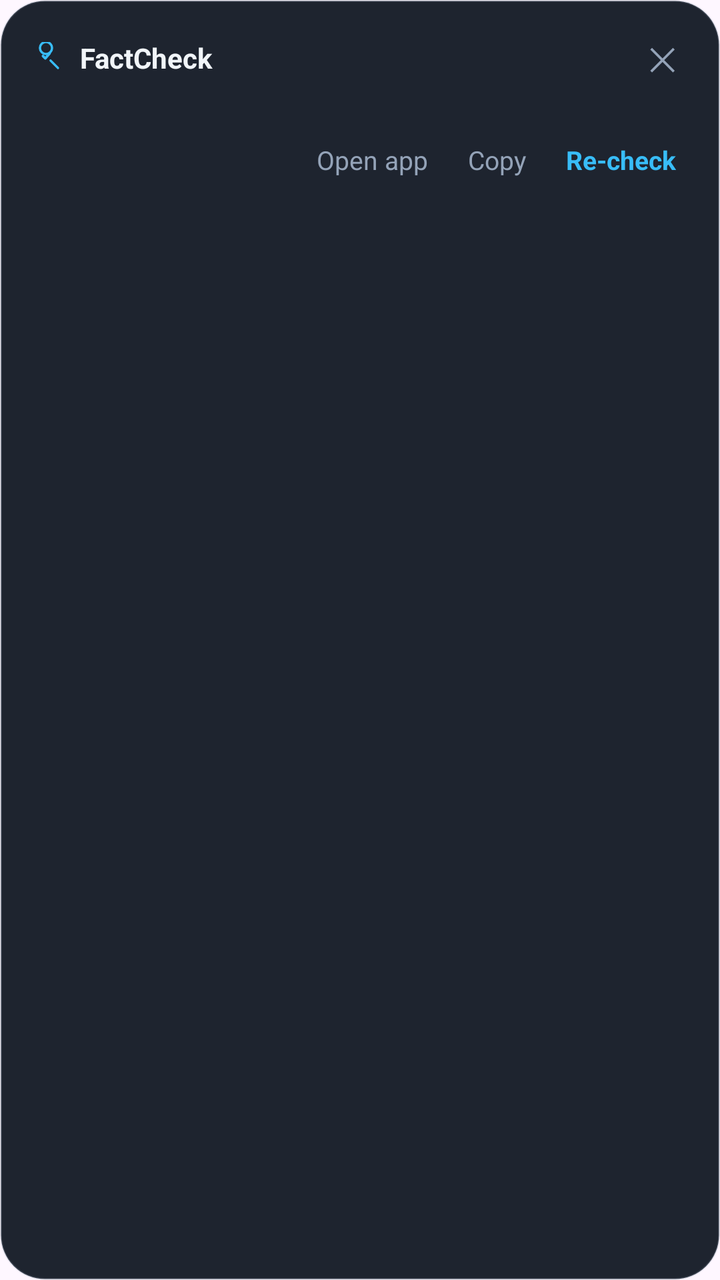
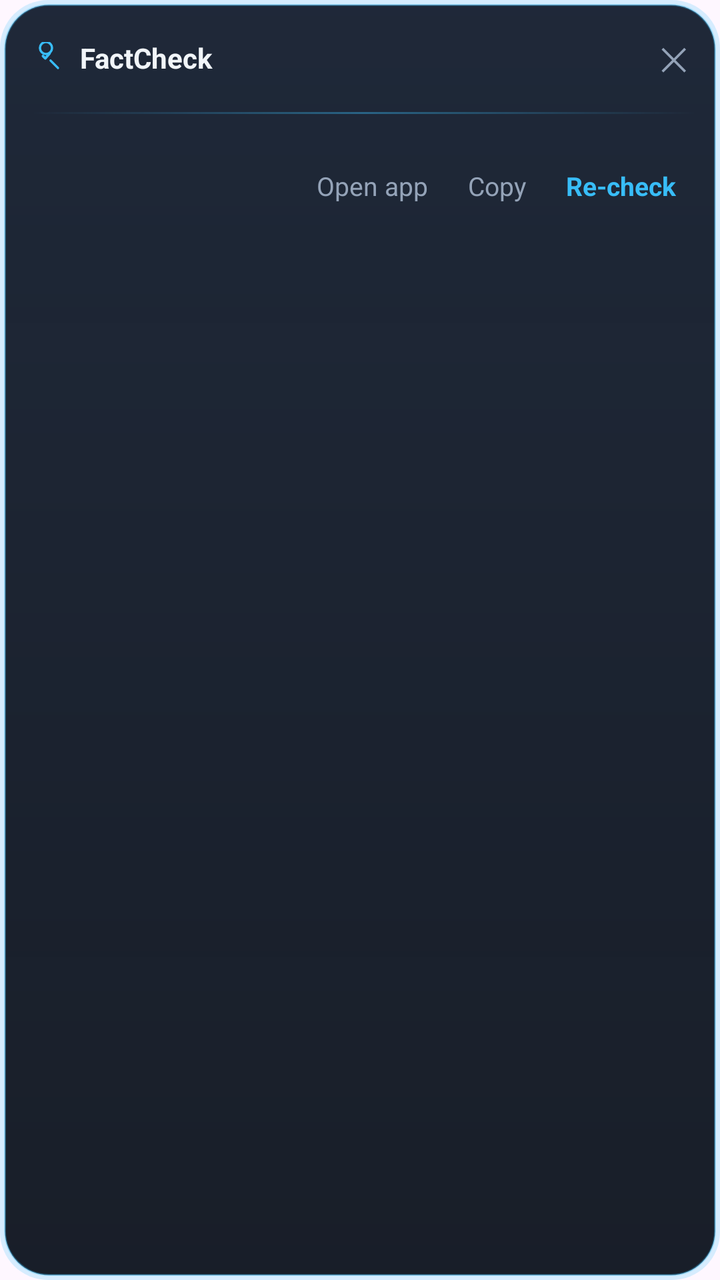

The first picture is an Android layout as it rendered before a commit; the second is the same layout after the commit. The layout source and the unified diff follow.
<!-- AndroidManifest.xml: application theme Theme.FactCheck -->
<!-- res/layout/overlay_panel.xml -->
<?xml version="1.0" encoding="utf-8"?>
<LinearLayout xmlns:android="http://schemas.android.com/apk/res/android"
    android:id="@+id/panel_root"
    android:layout_width="match_parent"
    android:layout_height="wrap_content"
    android:orientation="vertical"
    android:background="@drawable/panel_bg"
    android:paddingStart="16dp"
    android:paddingEnd="12dp"
    android:paddingTop="12dp"
    android:paddingBottom="10dp">

    <LinearLayout
        android:id="@+id/panel_title"
        android:layout_width="match_parent"
        android:layout_height="wrap_content"
        android:orientation="horizontal"
        android:gravity="center_vertical">

        <ImageView
            android:layout_width="16dp"
            android:layout_height="16dp"
            android:contentDescription="@string/app_name"
            android:src="@drawable/ic_factcheck_mark"
            app:tint="@color/panel_accent"
            xmlns:app="http://schemas.android.com/apk/res-auto" />

        <TextView
            android:id="@+id/panel_title_text"
            android:layout_width="0dp"
            android:layout_height="wrap_content"
            android:layout_weight="1"
            android:layout_marginStart="8dp"
            android:maxLines="1"
            android:ellipsize="end"
            android:textStyle="bold"
            android:textColor="@color/panel_text"
            android:textSize="14sp"
            android:text="@string/app_name" />

        <TextView
            android:id="@+id/panel_close"
            android:layout_width="34dp"
            android:layout_height="34dp"
            android:gravity="center"
            android:contentDescription="@string/app_name"
            android:text="✕"
            android:textColor="@color/panel_text_mute"
            android:textSize="16sp" />
    </LinearLayout>

    <ScrollView
        android:id="@+id/panel_scroll"
        android:layout_width="match_parent"
        android:layout_height="wrap_content"
        android:layout_marginTop="8dp">

        <LinearLayout
            android:id="@+id/panel_body"
            android:layout_width="match_parent"
            android:layout_height="wrap_content"
            android:orientation="vertical" />
    </ScrollView>

    <LinearLayout
        android:id="@+id/panel_footer"
        android:layout_width="match_parent"
        android:layout_height="wrap_content"
        android:orientation="horizontal"
        android:gravity="end"
        android:layout_marginTop="8dp">

        <TextView
            android:id="@+id/panel_open"
            android:layout_width="wrap_content"
            android:layout_height="36dp"
            android:gravity="center_vertical"
            android:paddingStart="10dp"
            android:paddingEnd="10dp"
            android:background="?android:attr/selectableItemBackground"
            android:textColor="@color/panel_text_mute"
            android:textSize="13sp"
            android:text="@string/panel_open" />

        <TextView
            android:id="@+id/panel_copy"
            android:layout_width="wrap_content"
            android:layout_height="36dp"
            android:gravity="center_vertical"
            android:paddingStart="10dp"
            android:paddingEnd="10dp"
            android:background="?android:attr/selectableItemBackground"
            android:textColor="@color/panel_text_mute"
            android:textSize="13sp"
            android:text="@string/panel_copy" />

        <TextView
            android:id="@+id/panel_recheck"
            android:layout_width="wrap_content"
            android:layout_height="36dp"
            android:gravity="center_vertical"
            android:paddingStart="10dp"
            android:paddingEnd="10dp"
            android:background="?android:attr/selectableItemBackground"
            android:textColor="@color/panel_accent"
            android:textSize="13sp"
            android:textStyle="bold"
            android:text="@string/panel_recheck" />
    </LinearLayout>
</LinearLayout>
<!-- resources referenced by this layout -->
<resources>
  <color name="panel_accent">#38BDF8</color>
  <color name="panel_text">#F1F5F9</color>
  <color name="panel_text_mute">#94A3B8</color>
  <!-- drawable ic_factcheck_mark (drawable) -->
  <?xml version="1.0" encoding="utf-8"?>
  <vector xmlns:android="http://schemas.android.com/apk/res/android"
      android:width="24dp"
      android:height="24dp"
      android:viewportWidth="24"
      android:viewportHeight="24">
      <path
          android:fillColor="#00000000"
          android:strokeColor="#F8FAFC"
          android:strokeWidth="1.7"
          android:pathData="M10.5,4.5 m-4.5,0 a4.5,4.5 0 1,1 9,0 a4.5,4.5 0 1,1 -9,0" />
      <path
          android:fillColor="#00000000"
          android:strokeColor="#F8FAFC"
          android:strokeWidth="1.7"
          android:strokeLineCap="round"
          android:pathData="M13.9,13.9 L19.5,19.5" />
      <path
          android:fillColor="#00000000"
          android:strokeColor="#4ADE80"
          android:strokeWidth="1.9"
          android:strokeLineCap="round"
          android:strokeLineJoin="round"
          android:pathData="M8.2,10.5 L10,12.3 L13.2,8.6" />
  </vector>
  <!-- drawable panel_bg (drawable) -->
  <?xml version="1.0" encoding="utf-8"?>
  <shape xmlns:android="http://schemas.android.com/apk/res/android" android:shape="rectangle">
      <corners android:radius="22dp" />
      <solid android:color="@color/panel_bg" />
      <stroke android:width="1dp" android:color="@color/panel_stroke" />
  </shape>
  <string name="app_name">FactCheck</string>
  <string name="panel_copy">Copy</string>
  <string name="panel_open">Open app</string>
  <string name="panel_recheck">Re-check</string>
  <style name="Theme.FactCheck" parent="Theme.Material3.DayNight.NoActionBar">
          <item name="android:statusBarColor">@android:color/transparent</item>
          <item name="android:navigationBarColor">@android:color/transparent</item>
          <item name="android:windowLightStatusBar" tools:targetApi="m">true</item>
      </style>
  <color name="panel_bg">#F0101822</color>
  <color name="panel_stroke">#3394A3B8</color>
</resources>

<!-- the commit's change to res/layout/overlay_panel.xml (unified diff, before → after) -->
@@ -1,5 +1,6 @@
 <?xml version="1.0" encoding="utf-8"?>
 <LinearLayout xmlns:android="http://schemas.android.com/apk/res/android"
+    xmlns:app="http://schemas.android.com/apk/res-auto"
     android:id="@+id/panel_root"
     android:layout_width="match_parent"
     android:layout_height="wrap_content"
@@ -22,8 +23,7 @@
             android:layout_height="16dp"
             android:contentDescription="@string/app_name"
             android:src="@drawable/ic_factcheck_mark"
-            app:tint="@color/panel_accent"
-            xmlns:app="http://schemas.android.com/apk/res-auto" />
+            app:tint="@color/panel_accent" />
 
         <TextView
             android:id="@+id/panel_title_text"
@@ -42,18 +42,28 @@
             android:id="@+id/panel_close"
             android:layout_width="34dp"
             android:layout_height="34dp"
+            android:layout_marginEnd="-6dp"
             android:gravity="center"
             android:contentDescription="@string/app_name"
             android:text="✕"
             android:textColor="@color/panel_text_mute"
-            android:textSize="16sp" />
+            android:textSize="16sp"
+            android:background="?android:attr/selectableItemBackgroundBorderless" />
     </LinearLayout>
+
+    <View
+        android:id="@+id/panel_divider"
+        android:layout_width="match_parent"
+        android:layout_height="1dp"
+        android:layout_marginTop="10dp"
+        android:background="@drawable/divider_accent" />
 
     <ScrollView
         android:id="@+id/panel_scroll"
         android:layout_width="match_parent"
         android:layout_height="wrap_content"
-        android:layout_marginTop="8dp">
+        android:layout_marginTop="10dp"
+        android:scrollbars="none">
 
         <LinearLayout
             android:id="@+id/panel_body"
<!-- resource entries referenced after the edit -->
@@ -3,6 +3,16 @@
   <color name="panel_accent">#38BDF8</color>
   <color name="panel_text">#F1F5F9</color>
   <color name="panel_text_mute">#94A3B8</color>
+  <!-- drawable divider_accent (drawable) -->
+  <?xml version="1.0" encoding="utf-8"?>
+  <shape xmlns:android="http://schemas.android.com/apk/res/android" android:shape="rectangle">
+      <size android:height="1dp" />
+      <gradient
+          android:angle="0"
+          android:startColor="#0038BDF8"
+          android:centerColor="#6638BDF8"
+          android:endColor="#0038BDF8" />
+  </shape>
   <!-- drawable ic_factcheck_mark (drawable) -->
   <?xml version="1.0" encoding="utf-8"?>
   <vector xmlns:android="http://schemas.android.com/apk/res/android"
@@ -31,11 +41,24 @@
   </vector>
   <!-- drawable panel_bg (drawable) -->
   <?xml version="1.0" encoding="utf-8"?>
-  <shape xmlns:android="http://schemas.android.com/apk/res/android" android:shape="rectangle">
-      <corners android:radius="22dp" />
-      <solid android:color="@color/panel_bg" />
-      <stroke android:width="1dp" android:color="@color/panel_stroke" />
-  </shape>
+  <layer-list xmlns:android="http://schemas.android.com/apk/res/android">
+      <item>
+          <shape android:shape="rectangle">
+              <corners android:radius="24dp" />
+              <solid android:color="@color/panel_glow" />
+          </shape>
+      </item>
+      <item android:left="2dp" android:top="2dp" android:right="2dp" android:bottom="2dp">
+          <shape android:shape="rectangle">
+              <corners android:radius="22dp" />
+              <gradient
+                  android:angle="270"
+                  android:startColor="@color/panel_grad_top"
+                  android:endColor="@color/panel_grad_bottom" />
+              <stroke android:width="1dp" android:color="@color/panel_stroke" />
+          </shape>
+      </item>
+  </layer-list>
   <string name="app_name">FactCheck</string>
   <string name="panel_copy">Copy</string>
   <string name="panel_open">Open app</string>
@@ -45,7 +68,9 @@
           <item name="android:navigationBarColor">@android:color/transparent</item>
           <item name="android:windowLightStatusBar" tools:targetApi="m">true</item>
       </style>
-  <color name="panel_bg">#F0101822</color>
-  <color name="panel_stroke">#3394A3B8</color>
+  <color name="panel_glow">#3338BDF8</color>
+  <color name="panel_grad_top">#F2151E2E</color>
+  <color name="panel_grad_bottom">#F00C111B</color>
+  <color name="panel_stroke">#5538BDF8</color>
 </resources>
 
